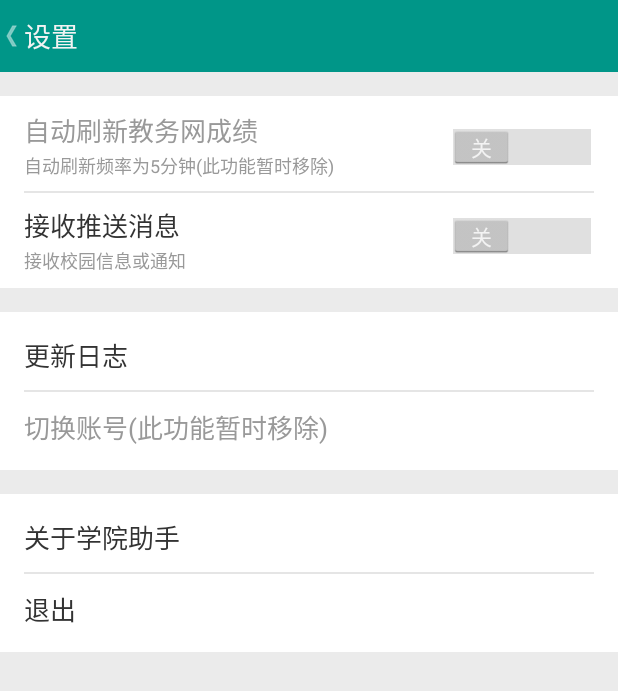
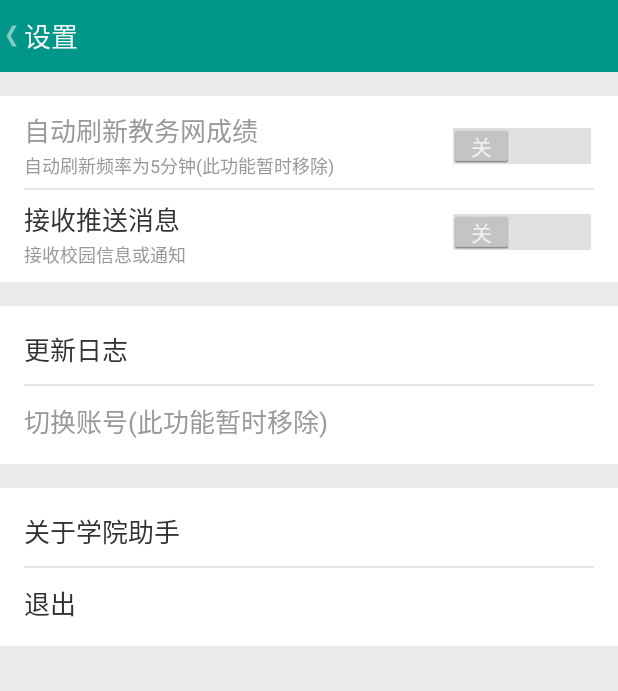
Before and after one commit to chocolate213/YourGrades, an Android app: the screen it shows after launch (SettingActivity), in the options menu, after a tap on "Settings", on a phone screen of 412 x 824 dp. Shown: the top 691 px of the screen. Run offline under Robolectric (Android 15) with nearby library versions, the phone set to English and light mode, and no system bars.

Commit message:
change method

```diff
--- a/app/src/main/java/com/jxzhang/yourgrades/activity/MainActivity.java
+++ b/app/src/main/java/com/jxzhang/yourgrades/activity/MainActivity.java
@@ -26,6 +26,7 @@ import android.view.LayoutInflater;
 import android.view.Menu;
 import android.view.MenuItem;
 import android.view.View;
+import android.view.ViewConfiguration;
 import android.widget.SearchView;
 import android.widget.TextView;
 import android.widget.Toast;
@@ -59,7 +60,6 @@ public class MainActivity extends FragmentActivity implements ActionBar.TabListe
     @Override
     public void onWindowFocusChanged(boolean hasFocus) {
         super.onWindowFocusChanged(hasFocus);
-
     }
 
     @Override
@@ -114,6 +114,21 @@ public class MainActivity extends FragmentActivity implements ActionBar.TabListe
                     actionBar.newTab()
                             .setText(mAppSectionsPagerAdapter.getPageTitle(i))
                             .setTabListener(this));
+        }
+        setOverflowShowingAlways();     //默认屏蔽Menu键
+    }
+
+    /**
+     * 自动屏蔽Menu键（Java反射）
+     */
+    private void setOverflowShowingAlways() {
+        try {
+            ViewConfiguration config = ViewConfiguration.get(this);
+            Field menuKeyField = ViewConfiguration.class.getDeclaredField("sHasPermanentMenuKey");
+            menuKeyField.setAccessible(true);
+            menuKeyField.setBoolean(config, false);
+        } catch (Exception e) {
+            e.printStackTrace();
         }
     }
 
--- a/app/src/main/res/layout/activity_setting.xml
+++ b/app/src/main/res/layout/activity_setting.xml
@@ -38,7 +38,7 @@
                 <TextView
                     android:layout_width="wrap_content"
                     android:layout_height="wrap_content"
-                    android:layout_marginBottom="8.0dp"
+                    android:layout_marginBottom="6.0dp"
                     android:layout_below="@id/text_text"
                     android:textSize="12sp"
                     android:textColor="#ff999999"
@@ -73,7 +73,7 @@
                     android:layout_width="wrap_content"
                     android:layout_height="wrap_content"
                     android:layout_marginBottom="1.5dp"
-                    android:layout_marginTop="8.0dp"
+                    android:layout_marginTop="6.0dp"
                     android:gravity="center_vertical"
                     android:text="接收推送消息"
                     android:textColor="#ff333333"
```
